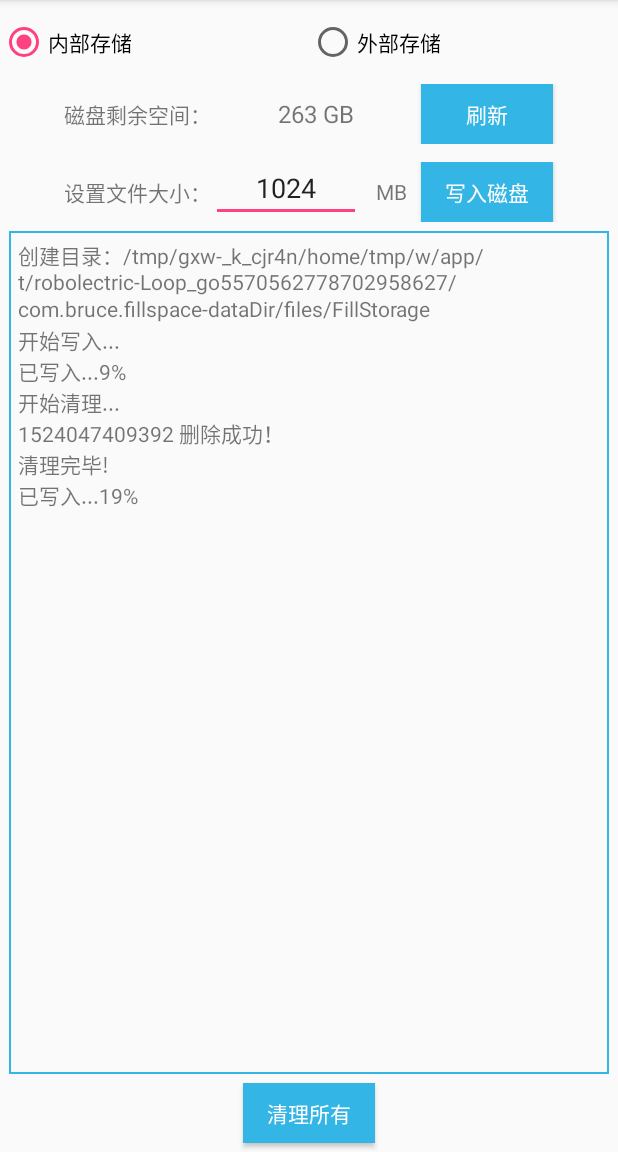
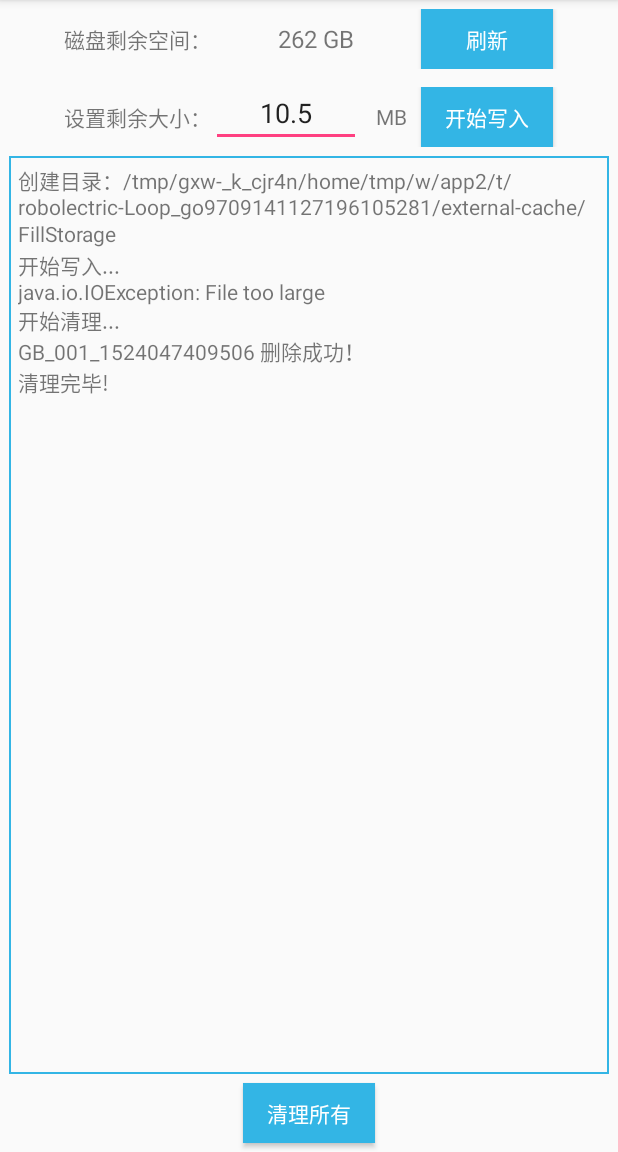
Before and after one commit to jb274585381/FillSpace, an Android app: the screen it shows after launch (MainActivity), after a tap on "清理所有", on a phone screen of 412 x 824 dp, the part 84-1236 px from its top. Run offline under Robolectric (Android 15) with nearby library versions, the phone set to English and light mode, and no system bars; network calls fail; 2 other taps on this screen came first.

Commit message:
按剩余大小写入

```diff
--- a/app/src/main/java/com/bruce/fillspace/MainActivity.java
+++ b/app/src/main/java/com/bruce/fillspace/MainActivity.java
@@ -7,15 +7,17 @@ import android.os.Environment;
 import android.support.v7.app.AppCompatActivity;
 import android.text.format.Formatter;
 import android.text.method.ScrollingMovementMethod;
+import android.util.Log;
 import android.view.View;
 import android.widget.Button;
 import android.widget.EditText;
-import android.widget.RadioGroup;
 import android.widget.TextView;
 
 import java.io.File;
 import java.io.FileInputStream;
+import java.io.FileNotFoundException;
 import java.io.FileOutputStream;
+import java.io.IOException;
 import java.nio.ByteBuffer;
 import java.nio.channels.FileChannel;
 
@@ -26,22 +28,33 @@ public class MainActivity extends AppCompatActivity implements View.OnClickListe
 
     private final String DEV_ZERO = "/dev/zero";
     private final String DIR_FILL_STORAGE = "/FillStorage";
-    private final int bufferSize = 1024 * 1024;
-    private final int STATUS_INTERNAL = 0;
-    private final int STATUS_EXTERNAL = 1;
+    private final int SIZE_100KB = 1024 * 100;
+    private final int SIZE_1MB = 1024 * 1024;
+    private final int SIZE_10MB = 1024 * 1024 * 10;
+    private final int SIZE_100MB = 1024 * 1024 * 100;
+    private final int SIZE_1GB = 1024 * 1024 * 1024;
+
+    private final int SIZE_1 = 1;
+    private final int SIZE_10 = 10;
+    private final int SIZE_100 = 100;
+    private final int SIZE_1024 = 1024;
+
+    private final String KB_100_ = "KB_100_";
+    private final String MB_001_ = "MB_001_";
+    private final String MB_010_ = "MB_010_";
+    private final String MB_100_ = "MB_100_";
+    private final String GB_001_ = "GB_001_";
 
     private TextView tvFreeSpace;
     private TextView tvInfo;
-    private EditText etFileSize;
+    private EditText etResidualSize;
     private Button btnRefresh;
     private Button btnExecute;
     private Button btnClean;
-    private RadioGroup radioGroup;
 
     private File storage;
     private String storagePath;
     private File desDir;
-    private int status = STATUS_INTERNAL;
 
     @Override
     protected void onCreate(Bundle savedInstanceState) {
@@ -49,58 +62,44 @@ public class MainActivity extends AppCompatActivity implements View.OnClickListe
         setContentView(R.layout.activity_main);
 
         initView();
-        initDirectory(status);
+        initDirectory();
         showStorageFreeSpaceSize();
+    }
+
+    @Override
+    public void onClick(View v) {
+        switch (v.getId()) {
+            case R.id.btn_refresh:
+                showStorageFreeSpaceSize();
+                break;
+            case R.id.btn_execute:
+                executeWrite();
+                break;
+            case R.id.btn_clean:
+                cleanSpace();
+                break;
+            default:
+                break;
+        }
     }
 
     private void initView() {
         tvFreeSpace = findViewById(R.id.tv_free_space);
         tvInfo = findViewById(R.id.tv_info);
-        etFileSize = findViewById(R.id.et_file_size);
+        etResidualSize = findViewById(R.id.et_residual_size);
         btnRefresh = findViewById(R.id.btn_refresh);
         btnExecute = findViewById(R.id.btn_execute);
         btnClean = findViewById(R.id.btn_clean);
-        radioGroup = findViewById(R.id.radio_gruop);
 
         btnRefresh.setOnClickListener(this);
         btnExecute.setOnClickListener(this);
         btnClean.setOnClickListener(this);
         tvInfo.setMovementMethod(ScrollingMovementMethod.getInstance());
-        etFileSize.setSelection(etFileSize.getText().length());
-
-        radioGroup.setOnCheckedChangeListener(new RadioGroup.OnCheckedChangeListener() {
-            @Override
-            public void onCheckedChanged(RadioGroup group, int checkedId) {
-                switch (checkedId) {
-                    case R.id.internal:
-                        status = STATUS_INTERNAL;
-                        break;
-                    case R.id.external:
-                        status = STATUS_EXTERNAL;
-                        break;
-                    default:
-                        break;
-                }
-                initDirectory(status);
-                showStorageFreeSpaceSize();
-            }
-        });
+        etResidualSize.setSelection(etResidualSize.getText().length());
     }
 
-    private void initDirectory(int status) {
-
-        switch (status) {
-            case STATUS_INTERNAL:
-                storage = getFilesDir();
-                break;
-            case STATUS_EXTERNAL:
-                storage = Environment.getExternalStorageDirectory();
-                break;
-            default:
-                storage = getFilesDir();
-                break;
-        }
-
+    private void initDirectory() {
+        storage = Environment.getExternalStorageDirectory();
         storagePath = storage.getAbsolutePath();
         desDir = new File(storagePath + DIR_FILL_STORAGE);
 
@@ -123,8 +122,8 @@ public class MainActivity extends AppCompatActivity implements View.OnClickListe
     @SuppressLint("StaticFieldLeak")
     private void executeWrite() {
 
-        String fileSize = etFileSize.getText().toString();
-        String fileNameWithTimeStamp = storagePath + DIR_FILL_STORAGE + "/" + System.currentTimeMillis();
+        final String residualSize = etResidualSize.getText().toString();
+
 
         new AsyncTask<String, Integer, String>() {
 
@@ -137,38 +136,14 @@ public class MainActivity extends AppCompatActivity implements View.OnClickListe
             @Override
             protected String doInBackground(String... strings) {
 
-                int size;
-                String fileName = strings[1];
-
-                File from = new File(DEV_ZERO);
-                File to = new File(fileName);
-
+                long residualSize = (long) (Float.valueOf(strings[0]) * SIZE_1MB);
                 try {
-                    size = Integer.valueOf(strings[0]);
-                    FileInputStream fileInputStream = new FileInputStream(from);
-                    FileOutputStream fileOutputStream = new FileOutputStream(to);
-                    FileChannel fromChannel = fileInputStream.getChannel();
-                    FileChannel toChannel = fileOutputStream.getChannel();
-
-                    ByteBuffer buffer = ByteBuffer.allocate(bufferSize);
-                    for (int i = 1; i <= size; i++) {
-                        fromChannel.read(buffer);
-                        buffer.flip();
-                        toChannel.write(buffer);
-                        buffer.clear();
-                        if (i % 100 == 0) {
-                            publishProgress(i * 100 / size);
-                        }
-                    }
-                    fileInputStream.close();
-                    fileOutputStream.close();
-                    fromChannel.close();
-                    toChannel.close();
-                } catch (Exception e) {
+                    handleWrite(residualSize);
+                } catch (IOException e) {
                     return e.toString();
                 }
 
-                return to.getName() + " 写入完毕!";
+                return " 写入完毕!";
             }
 
             @Override
@@ -185,7 +160,7 @@ public class MainActivity extends AppCompatActivity implements View.OnClickListe
                 showStorageFreeSpaceSize();
 
             }
-        }.executeOnExecutor(AsyncTask.THREAD_POOL_EXECUTOR, fileSize, fileNameWithTimeStamp);
+        }.executeOnExecutor(AsyncTask.THREAD_POOL_EXECUTOR, residualSize);
     }
 
     @SuppressLint("StaticFieldLeak")
@@ -238,21 +213,76 @@ public class MainActivity extends AppCompatActivity implements View.OnClickListe
         }
     }
 
-    @Override
-    public void onClick(View v) {
-        switch (v.getId()) {
-            case R.id.btn_refresh:
-                showStorageFreeSpaceSize();
-                break;
-            case R.id.btn_execute:
-                executeWrite();
-                break;
-            case R.id.btn_clean:
-                cleanSpace();
-                break;
-            default:
-                break;
+    private void handleWrite(long residualSize) throws IOException {
+
+        long storageFreeSpace = storage.getFreeSpace();
+        long writeSize = storageFreeSpace - residualSize;
+
+        if (writeSize >= 0) {
+            handlePositive(residualSize);
+        } else {
+            handleNegative(writeSize);
         }
     }
 
+    private void handlePositive(long residualSize) throws IOException {
+        File input = new File(DEV_ZERO);
+        FileInputStream fileInputStream = new FileInputStream(input);
+        FileChannel inputChannel = fileInputStream.getChannel();
+
+        long writeSize = storage.getFreeSpace() - residualSize;
+
+        while (writeSize > SIZE_100KB) {
+            if (writeSize <= SIZE_1MB) {
+                File output = new File(storagePath + DIR_FILL_STORAGE + "/" + KB_100_ + System.currentTimeMillis());
+                writeKB(inputChannel, output);
+            } else if (writeSize <= SIZE_10MB) {
+                File output = new File(storagePath + DIR_FILL_STORAGE + "/" + MB_001_ + System.currentTimeMillis());
+                writeMB(inputChannel, output, SIZE_1);
+            } else if (writeSize <= SIZE_100MB) {
+                File output = new File(storagePath + DIR_FILL_STORAGE + "/" + MB_010_ + System.currentTimeMillis());
+                writeMB(inputChannel, output, SIZE_10);
+            } else if (writeSize <= SIZE_1GB) {
+                File output = new File(storagePath + DIR_FILL_STORAGE + "/" + MB_100_ + System.currentTimeMillis());
+                writeMB(inputChannel, output, SIZE_100);
+            } else {
+                File output = new File(storagePath + DIR_FILL_STORAGE + "/" + GB_001_ + System.currentTimeMillis());
+                writeMB(inputChannel, output, SIZE_1024);
+            }
+            writeSize = storage.getFreeSpace() - residualSize;
+        }
+        inputChannel.close();
+        fileInputStream.close();
+    }
+
+    private void handleNegative(long residualSize) {
+
+    }
+
+    private void writeMB(FileChannel inputChannel, File output, int count) throws IOException {
+        FileOutputStream fileOutputStream = new FileOutputStream(output);
+        FileChannel outputChannel = fileOutputStream.getChannel();
+        ByteBuffer buffer = ByteBuffer.allocate(SIZE_1MB);
+        for (int i = 0; i < count; i++) {
+            inputChannel.read(buffer);
+            buffer.flip();
+            outputChannel.write(buffer);
+            buffer.clear();
+        }
+        outputChannel.close();
+        fileOutputStream.close();
+    }
+
+    private void writeKB(FileChannel inputChannel, File output) throws IOException {
+        FileOutputStream fileOutputStream = new FileOutputStream(output);
+        FileChannel outputChannel = fileOutputStream.getChannel();
+        ByteBuffer buffer = ByteBuffer.allocate(SIZE_100KB);
+        inputChannel.read(buffer);
+        buffer.flip();
+        outputChannel.write(buffer);
+        buffer.clear();
+        outputChannel.close();
+        fileOutputStream.close();
+    }
+
 }
--- a/app/src/main/res/layout/activity_main.xml
+++ b/app/src/main/res/layout/activity_main.xml
@@ -5,34 +5,10 @@
     android:layout_height="match_parent"
     android:orientation="vertical">
 
-    <RadioGroup
-        android:id="@+id/radio_gruop"
-        android:layout_width="match_parent"
-        android:layout_height="wrap_content"
-        android:layout_marginTop="12dp"
-        android:orientation="horizontal">
-
-        <RadioButton
-            android:id="@+id/internal"
-            android:layout_width="0dp"
-            android:layout_height="wrap_content"
-            android:layout_weight="1"
-            android:checked="true"
-            android:text="内部存储"/>
-
-        <RadioButton
-            android:id="@+id/external"
-            android:layout_width="0dp"
-            android:layout_height="wrap_content"
-            android:layout_weight="1"
-            android:text="外部存储"/>
-
-    </RadioGroup>
-
     <LinearLayout
         android:layout_width="match_parent"
         android:layout_height="40dp"
-        android:layout_marginTop="12dp"
+        android:layout_marginTop="6dp"
         android:gravity="center"
         android:orientation="horizontal">
 
@@ -68,15 +44,16 @@
         <TextView
             android:layout_width="wrap_content"
             android:layout_height="wrap_content"
-            android:text="设置文件大小："/>
+            android:text="设置剩余大小："/>
 
         <EditText
-            android:id="@+id/et_file_size"
+            android:id="@+id/et_residual_size"
             android:layout_width="100dp"
             android:layout_height="wrap_content"
             android:gravity="center_horizontal"
             android:inputType="number"
-            android:text="1024"
+            android:digits="0123456789."
+            android:text="10.5"
             />
 
         <TextView
@@ -90,7 +67,7 @@
             android:layout_width="wrap_content"
             android:layout_height="40dp"
             android:background="@drawable/btn_selector"
-            android:text="写入磁盘"
+            android:text="开始写入"
             android:textColor="@android:color/white"/>
 
     </LinearLayout>
```
